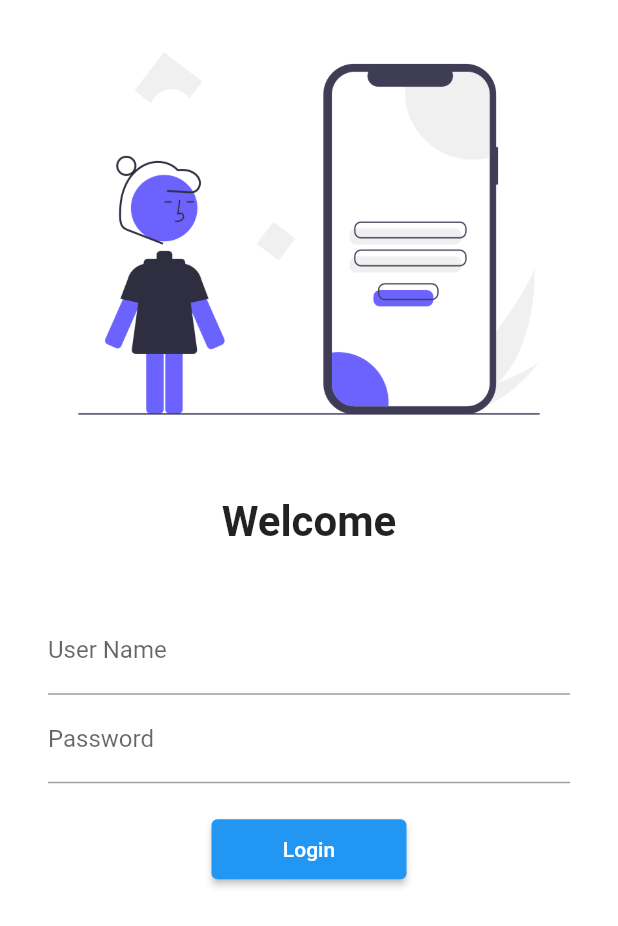
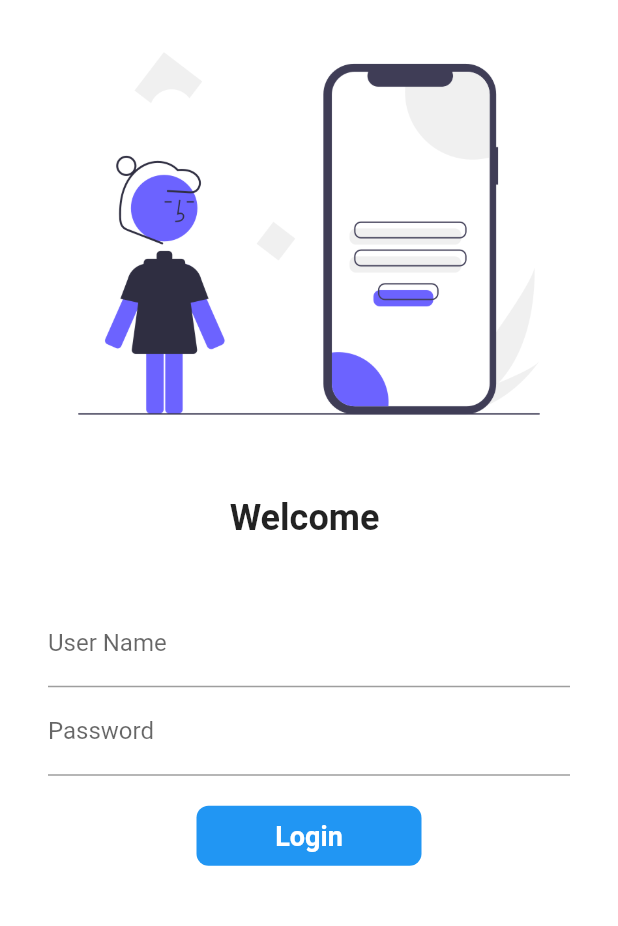
Before and after one commit to TalhaRehman117/30daysofflutter, a Flutter app: the screen it shows after launch, on a phone screen of 412 x 824 dp. Shown: the top 926 px of the screen. Run offline on Flutter 3.47's test engine with Material 2 defaults, Android fonts, the phone set to English and light mode, and no system bars.

Commit message:
day 6 completed

```diff
--- a/lib/pages/login_page.dart
+++ b/lib/pages/login_page.dart
@@ -1,9 +1,16 @@
 import 'package:flutter/material.dart';
 import 'package:flutter_application_1/utils/routes.dart';
 
-class LoginPage extends StatelessWidget {
+class LoginPage extends StatefulWidget {
   const LoginPage({super.key});
 
+  @override
+  State<LoginPage> createState() => _LoginPageState();
+}
+
+class _LoginPageState extends State<LoginPage> {
+  String name = "";
+  bool changeButton = false;
   @override
   Widget build(BuildContext context) {
     return Material(
@@ -18,9 +25,9 @@ class LoginPage extends StatelessWidget {
               const SizedBox(
                 height: 20,
               ),
-              const Text("Welcome",
+              Text("Welcome $name",
                   style: TextStyle(
-                    fontSize: 28,
+                    fontSize: 24,
                     fontWeight: FontWeight.bold,
                   )),
               const SizedBox(
@@ -32,10 +39,14 @@ class LoginPage extends StatelessWidget {
                 child: Column(
                   children: [
                     TextFormField(
-                      decoration: const InputDecoration(
+                      decoration: InputDecoration(
                         hintText: "Enter user name",
                         labelText: "User Name",
                       ),
+                      onChanged: (value) {
+                        name = value;
+                        setState(() {});
+                      },
                     ),
                     TextFormField(
                       obscureText: true,
@@ -47,14 +58,40 @@ class LoginPage extends StatelessWidget {
                     const SizedBox(
                       height: 20,
                     ),
-                    ElevatedButton(
-                      onPressed: () {
-                        Navigator.pushNamed(context, MyRoutes.homeRoute);
-                      },
-                      child: Text("Login"),
-                      style: TextButton.styleFrom(
-                          minimumSize: const Size(130, 40)),
-                    )
+                    InkWell(
+                        onTap: ()async {
+                          setState(() {
+                            changeButton = true;
+                          });
+                          await Future.delayed(Duration( seconds : 1) );
+                          Navigator.pushNamed(context, MyRoutes.homeRoute);
+                        },
+                        child: AnimatedContainer(
+                          duration: Duration(seconds: 1),
+                          width: changeButton ? 50 : 150,
+                          height: 40,
+                          alignment: Alignment.center,
+                          child: changeButton?Icon(Icons.done, color :Colors.white ): Text(
+                            "Login",
+                            style: TextStyle(
+                                color: Colors.white,
+                                fontWeight: FontWeight.bold,
+                                fontSize: 18),
+                          ),
+                          decoration: BoxDecoration(
+                              color: Colors.blue,
+                             // shape: changeButton?BoxShape.circle:BoxShape.rectangle,
+                               borderRadius: BorderRadius.circular(changeButton ?50: 8),
+                              ),
+                        ))
+                    //ElevatedButton(
+                    //onPressed: () {
+                    //Navigator.pushNamed(context, MyRoutes.homeRoute);
+                    //},
+                    //child: Text("Login"),
+                    //style: TextButton.styleFrom(
+                    //  minimumSize: const Size(130, 40)),
+                    //)
                   ],
                 ),
               )
```
